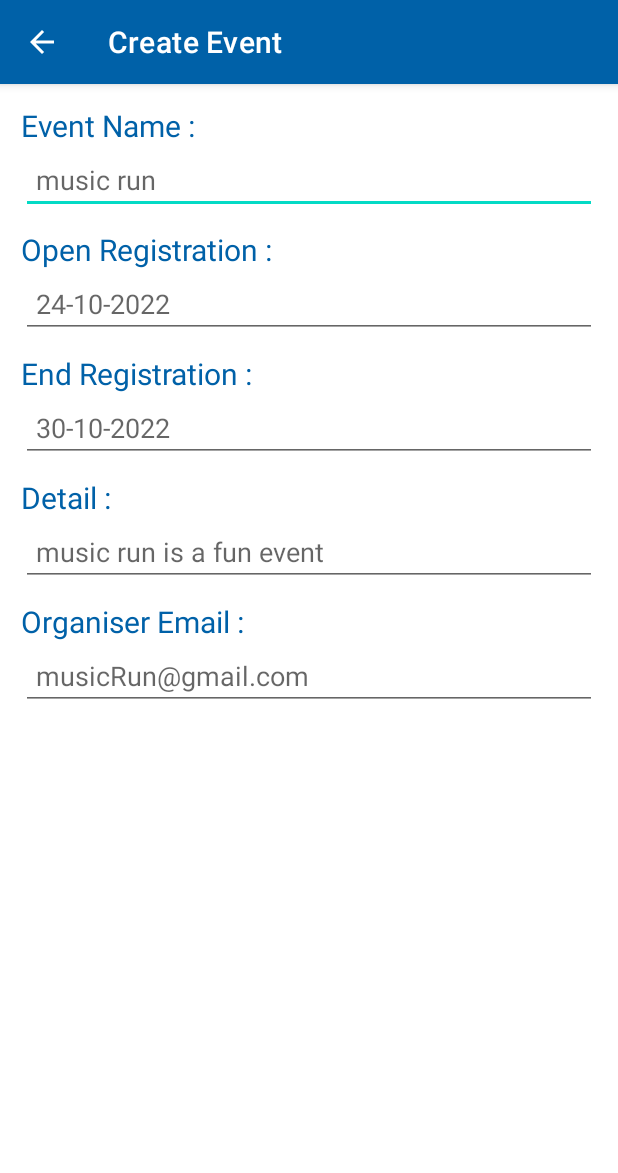
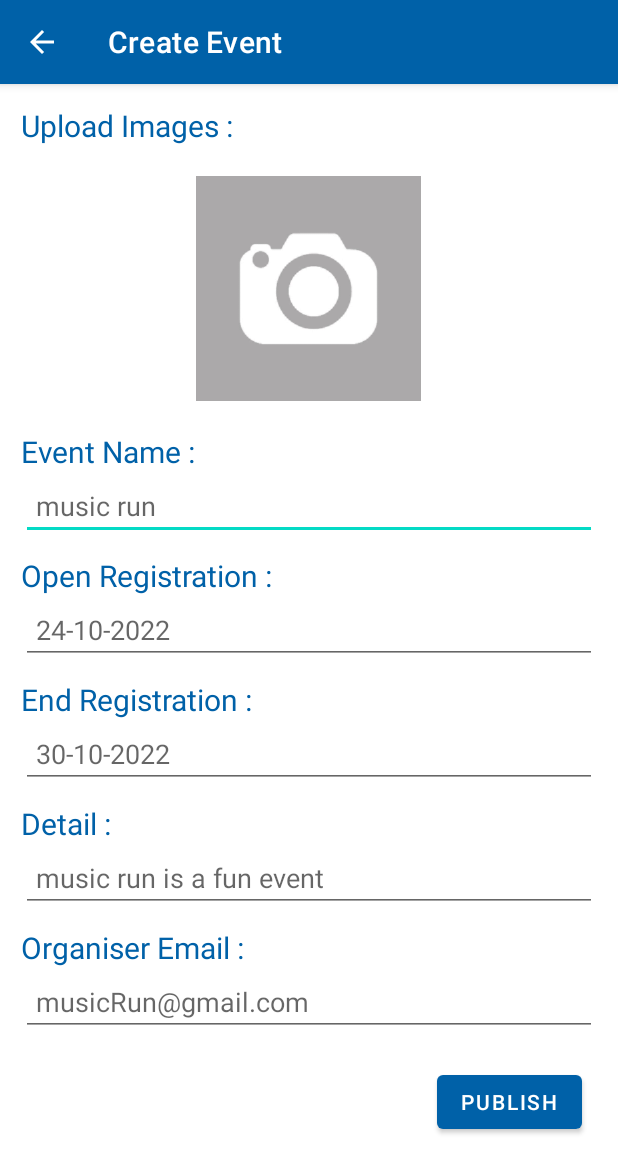
Before and after one commit to Totroeujin/UmLife, an Android app: the CreateOrEditEventActivity screen opened directly, with no data from a screen before it, on a phone screen of 412 x 824 dp. Shown: the top 1173 px of the screen. Run offline under Robolectric (Android 15) with nearby library versions, the phone set to English and light mode, and no system bars; our stand-ins replace Picasso.

Commit message:
upload images

```diff
--- a/app/build.gradle
+++ b/app/build.gradle
@@ -52,4 +52,7 @@ dependencies {
     //Trying to fix dependencies error
     implementation 'androidx.lifecycle:lifecycle-viewmodel-ktx:2.4.0'
     implementation 'de.hdodenhof:circleimageview:3.1.0'
+
+    //ImageView
+    implementation 'com.squareup.picasso:picasso:2.8'
 }
--- a/app/src/main/AndroidManifest.xml
+++ b/app/src/main/AndroidManifest.xml
@@ -1,6 +1,8 @@
 <?xml version="1.0" encoding="utf-8"?>
 <manifest xmlns:android="http://schemas.android.com/apk/res/android"
     xmlns:tools="http://schemas.android.com/tools">
+
+    <uses-permission android:name="android.permission.INTERNET" />
 
     <application
         android:allowBackup="true"
--- a/app/src/main/java/com/example/umlife/CreateOrEditEventActivity.java
+++ b/app/src/main/java/com/example/umlife/CreateOrEditEventActivity.java
@@ -3,10 +3,20 @@ package com.example.umlife;
 import androidx.appcompat.app.AppCompatActivity;
 import androidx.appcompat.widget.Toolbar;
 
+import android.content.Intent;
+import android.net.Uri;
 import android.os.Bundle;
+import android.view.MenuItem;
 import android.view.View;
+import android.widget.ImageView;
+import com.squareup.picasso.Picasso;
 
 public class CreateOrEditEventActivity extends AppCompatActivity {
+    private ImageView eventImage;
+    private static final int PICK_IMAGE_REQUEST = 1;
+
+    // need to install imageUrl;
+    private Uri mImageUri;
 
     @Override
     protected void onCreate(Bundle savedInstanceState) {
@@ -14,9 +24,47 @@ public class CreateOrEditEventActivity extends AppCompatActivity {
         setContentView(R.layout.activity_create_or_edit_event);
 
         try {
-
+            getSupportActionBar().setDisplayHomeAsUpEnabled(true);
+            getSupportActionBar().setDisplayShowHomeEnabled(true);
         } catch (Exception e) {
             System.out.println(e);
         }
+
+        eventImage = findViewById(R.id.eventImage);
+
+        eventImage.setOnClickListener(new View.OnClickListener() {
+            @Override
+            public void onClick(View view) {
+                openFileChooser();
+            }
+        });
+    }
+
+    @Override
+    public boolean onOptionsItemSelected(MenuItem item) {
+        switch (item.getItemId()) {
+            case android.R.id.home:
+                this.finish();
+                return true;
+        }
+        return super.onOptionsItemSelected(item);
+    }
+
+    private void openFileChooser() {
+        Intent intent = new Intent();
+        intent.setType("image/*");
+        intent.setAction(Intent.ACTION_GET_CONTENT);
+        startActivityForResult(intent, PICK_IMAGE_REQUEST);
+    }
+
+    @Override
+    protected void onActivityResult(int requestCode, int resultCode, Intent data) {
+        super.onActivityResult(requestCode, resultCode, data);
+
+        if (requestCode == PICK_IMAGE_REQUEST && resultCode == RESULT_OK && data != null && data.getData() != null) {
+            mImageUri = data.getData();
+
+            Picasso.get().load(mImageUri).into(eventImage);
+        }
     }
 }
--- a/app/src/main/java/com/example/umlife/ProfileFragment.java
+++ b/app/src/main/java/com/example/umlife/ProfileFragment.java
@@ -125,14 +125,16 @@ public class ProfileFragment extends Fragment{
             createEvent.setOnClickListener(new View.OnClickListener() {
                 @Override
                 public void onClick(View view) {
-
+                    Intent intent = new Intent(getActivity(), CreateOrEditEventActivity.class);
+                    startActivity(intent);
                 }
             });
 
             createEventIcon.setOnClickListener(new View.OnClickListener() {
                 @Override
                 public void onClick(View view) {
-
+                    Intent intent = new Intent(getActivity(), CreateOrEditEventActivity.class);
+                    startActivity(intent);
                 }
             });
 
--- a/app/src/main/res/layout/activity_create_or_edit_event.xml
+++ b/app/src/main/res/layout/activity_create_or_edit_event.xml
@@ -11,17 +11,31 @@
         android:layout_height="wrap_content"
         android:orientation="vertical">
 
-        <FrameLayout
+        <ScrollView
             android:id="@+id/fragment_container"
             android:layout_width="match_parent"
             android:layout_height="match_parent"
-            android:layout_margin="14dp"
-            app:layout_behavior="@string/appbar_scrolling_view_behavior">
+            android:layout_margin="14dp">
 
             <LinearLayout
                 android:layout_width="match_parent"
                 android:layout_height="wrap_content"
                 android:orientation="vertical">
+
+                <TextView
+                    android:layout_width="wrap_content"
+                    android:layout_height="wrap_content"
+                    android:text="Upload Images : "
+                    android:textColor="@color/dark_blue"
+                    android:textSize="20dp"/>
+
+                <ImageView
+                    android:id="@+id/eventImage"
+                    android:layout_width="150dp"
+                    android:layout_height="150dp"
+                    android:layout_margin="20dp"
+                    android:layout_gravity="center"
+                    android:foreground="@drawable/empty_photo"/>
 
                 <TextView
                     android:layout_width="wrap_content"
@@ -102,8 +116,18 @@
                     android:paddingLeft="10dp"
                     android:hint="musicRun@gmail.com"/>
 
+                <Button
+                    android:id="@+id/button"
+                    android:layout_width="wrap_content"
+                    android:layout_height="wrap_content"
+                    android:layout_margin="10dp"
+                    android:text="PUBLISH"
+                    android:layout_gravity="right"
+                    tools:layout_editor_absoluteX="148dp"
+                    tools:layout_editor_absoluteY="266dp" />
+
             </LinearLayout>
-        </FrameLayout>
+        </ScrollView>
 
     </LinearLayout>
 
```
Also changed, not shown: app/src/main/res/drawable/empty_photo.png (added).
